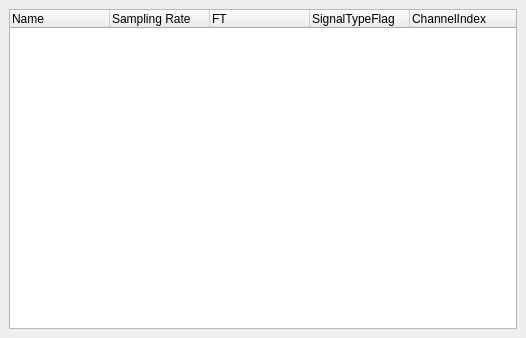
The window that src/config_widget/signal_info_dock_widget.ui (tools4BCI/TiA-Scope) describes before a commit, drawn with Qt 5.
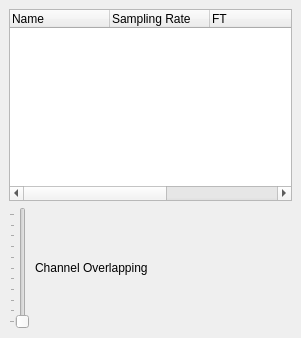
The same window after the commit.

The edit to the form file:
```diff
--- a/src/config_widget/signal_info_dock_widget.ui
+++ b/src/config_widget/signal_info_dock_widget.ui
@@ -6,16 +6,19 @@
    <rect>
     <x>0</x>
     <y>0</y>
-    <width>526</width>
+    <width>301</width>
     <height>338</height>
    </rect>
   </property>
+  <property name="features">
+   <set>QDockWidget::DockWidgetFloatable|QDockWidget::DockWidgetMovable</set>
+  </property>
   <property name="windowTitle">
    <string>Signal Info</string>
   </property>
   <widget class="QWidget" name="dockWidgetContents">
-   <layout class="QGridLayout" name="gridLayout">
-    <item row="0" column="0">
+   <layout class="QVBoxLayout" name="verticalLayout">
+    <item>
      <widget class="QTreeWidget" name="signalTree">
       <property name="animated">
        <bool>true</bool>
@@ -50,6 +53,33 @@
       </column>
      </widget>
     </item>
+    <item>
+     <layout class="QHBoxLayout" name="horizontalLayout">
+      <item>
+       <widget class="QSlider" name="channelOverlappingSlider">
+        <property name="maximum">
+         <number>100</number>
+        </property>
+        <property name="orientation">
+         <enum>Qt::Vertical</enum>
+        </property>
+        <property name="tickPosition">
+         <enum>QSlider::TicksAbove</enum>
+        </property>
+       </widget>
+      </item>
+      <item>
+       <widget class="QLabel" name="label_2">
+        <property name="text">
+         <string>Channel Overlapping</string>
+        </property>
+        <property name="wordWrap">
+         <bool>true</bool>
+        </property>
+       </widget>
+      </item>
+     </layout>
+    </item>
    </layout>
   </widget>
  </widget>
```
Left out of the diff: 2 changed lines with no effect on the pictures.
